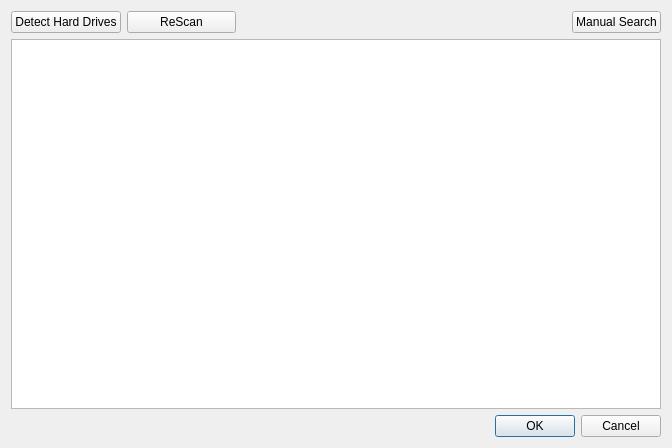
giantpune/qtwitgui, file hddselectdialog.ui: the form before one commit.
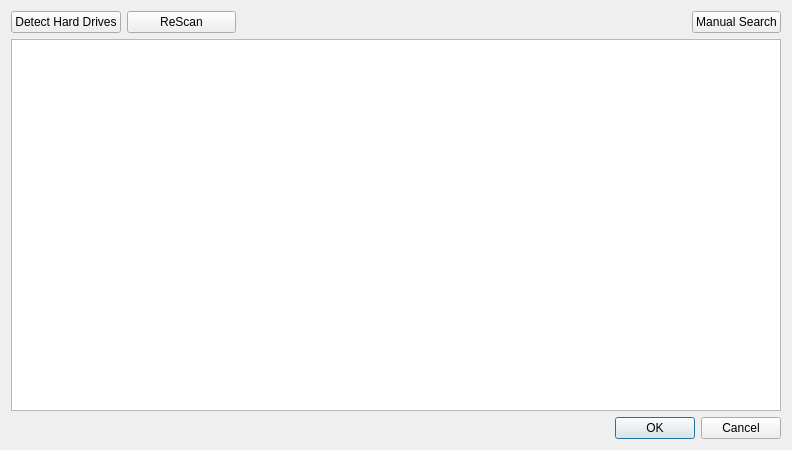
The form after the commit.

```diff
--- a/hddselectdialog.ui
+++ b/hddselectdialog.ui
@@ -6,8 +6,8 @@
    <rect>
     <x>0</x>
     <y>0</y>
-    <width>672</width>
-    <height>448</height>
+    <width>792</width>
+    <height>450</height>
    </rect>
   </property>
   <property name="windowTitle">
@@ -103,7 +103,7 @@
       <bool>false</bool>
      </property>
      <property name="headerHidden">
-      <bool>false</bool>
+      <bool>true</bool>
      </property>
      <property name="expandsOnDoubleClick">
       <bool>false</bool>
```
